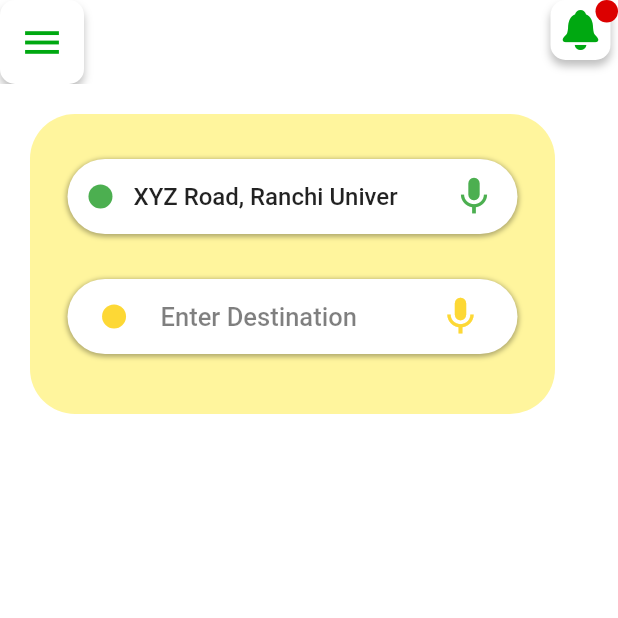
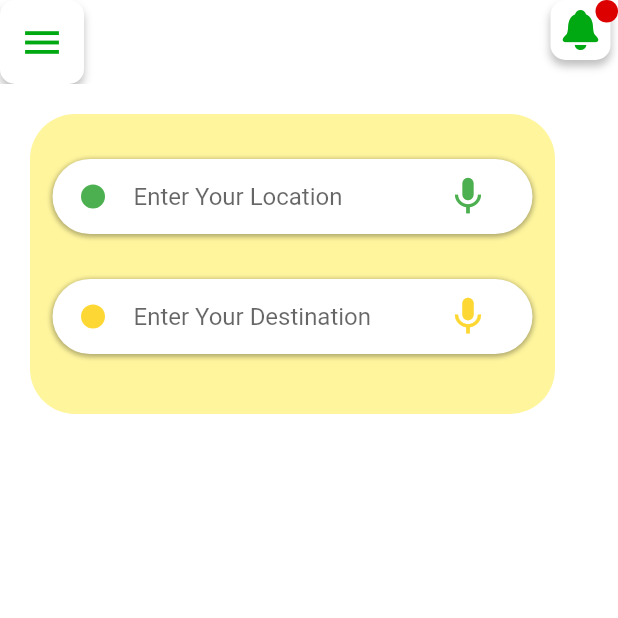
Before and after one commit to yash3497/YoAuto, a Flutter app: the HomeScreen screen opened directly, on a phone screen of 412 x 824 dp, the top half of it. Run offline on Flutter 3.47's test engine with Material 2 defaults, Android fonts, the phone set to English and light mode, and no system bars; our stand-ins replace bloc, cloud_firestore, dotted_border, equatable, firebase_auth, firebase_core and 9 more; missing offline and left inert: dart:ffi; accounts and stored records are empty.

Commit message:
homeScreen Updated

```diff
--- a/lib/screens/home/mainHome.dart
+++ b/lib/screens/home/mainHome.dart
@@ -67,11 +67,20 @@ class _HomeScreenState extends State<HomeScreen> {
   }
 }
 
-class HomeContainer extends StatelessWidget {
-  const HomeContainer({super.key});
+
+class HomeContainer extends StatefulWidget {
+  const HomeContainer({Key? key}) : super(key: key);
 
   @override
+  State<HomeContainer> createState() => _HomeContainerState();
+}
+
+class _HomeContainerState extends State<HomeContainer> {
+  @override
   Widget build(BuildContext context) {
+    TextEditingController startLocation = TextEditingController();
+    TextEditingController endLocation = TextEditingController();
+
     return Container(
       margin: EdgeInsets.all(20),
       height: 200,
@@ -85,7 +94,7 @@ class HomeContainer extends StatelessWidget {
           children: [
             Container(
               height: 50,
-              width: 300,
+              width: 320,
               decoration: BoxDecoration(
                   borderRadius: BorderRadius.circular(35),
                   boxShadow: [
@@ -106,16 +115,29 @@ class HomeContainer extends StatelessWidget {
                       color: Colors.green,
                       shape: BoxShape.circle,
                     ),
+
                   ),
-                  Text(
-                    'XYZ Road, Ranchi Univer',
-                    style: TextStyle(fontWeight: FontWeight.w500, fontSize: 16),
+                  Container(
+                    width: 180,
+                    child:  TextField(
+
+                      controller: startLocation,
+                      decoration: InputDecoration(
+                          hintText: "Enter Your Location" ,
+                          border: InputBorder.none
+
+
+                      ),
+
+
+                    ),
                   ),
-                  SizedBox(width: 8),
-                  Icon(
-                    Icons.mic,
-                    size: 30,
-                    color: Colors.green,
+
+
+                  IconButton(
+                    onPressed: (){},
+                    icon:  Icon(Icons.mic,size: 30,
+                      color: Colors.green,),
                   )
                 ],
               ),
@@ -125,7 +147,7 @@ class HomeContainer extends StatelessWidget {
             ),
             Container(
               height: 50,
-              width: 300,
+              width: 320,
               decoration: BoxDecoration(
                   borderRadius: BorderRadius.circular(35),
                   boxShadow: [
@@ -147,19 +169,29 @@ class HomeContainer extends StatelessWidget {
                       shape: BoxShape.circle,
                     ),
                   ),
-                  Text(
-                    'Enter Destination',
-                    style: TextStyle(
-                        fontWeight: FontWeight.w500,
-                        color: Colors.black.withOpacity(0.5),
-                        fontSize: 17),
+
+                  Container(
+                    width: 180,
+                    child:  TextField(
+                      controller: endLocation,
+                      decoration: InputDecoration(
+                          hintText: "Enter Your Destination" ,
+
+                          border: InputBorder.none
+                      ),
+
+
+
+                    ),
                   ),
-                  SizedBox(width: 8),
-                  Icon(
-                    Icons.mic,
-                    size: 30,
-                    color: Colors.yellow[600],
-                  )
+
+                  IconButton(
+                      onPressed: (){
+
+                      },
+                      icon: Icon( Icons.mic,
+                          size: 30,
+                          color: Colors.yellow[600]))
                 ],
               ),
             )
```
